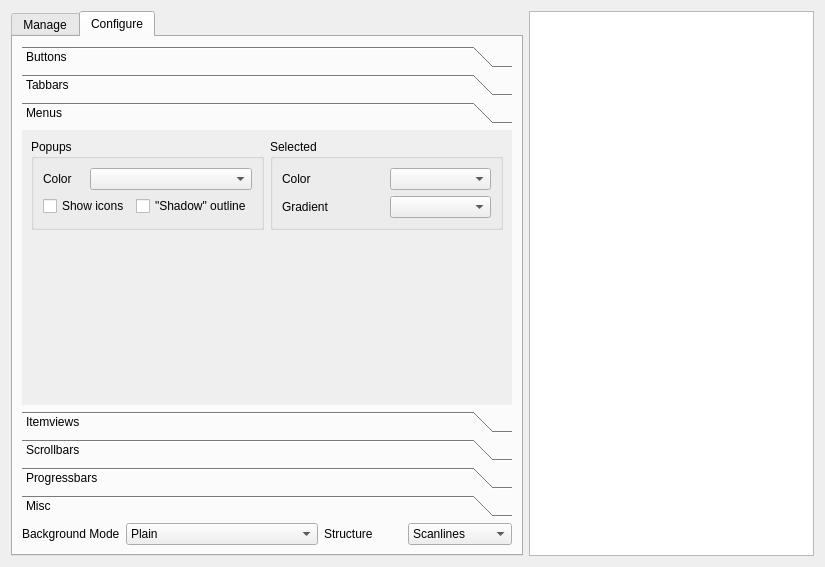
Old version of the form config/config.ui in the repository deiv/bespin-pkg.
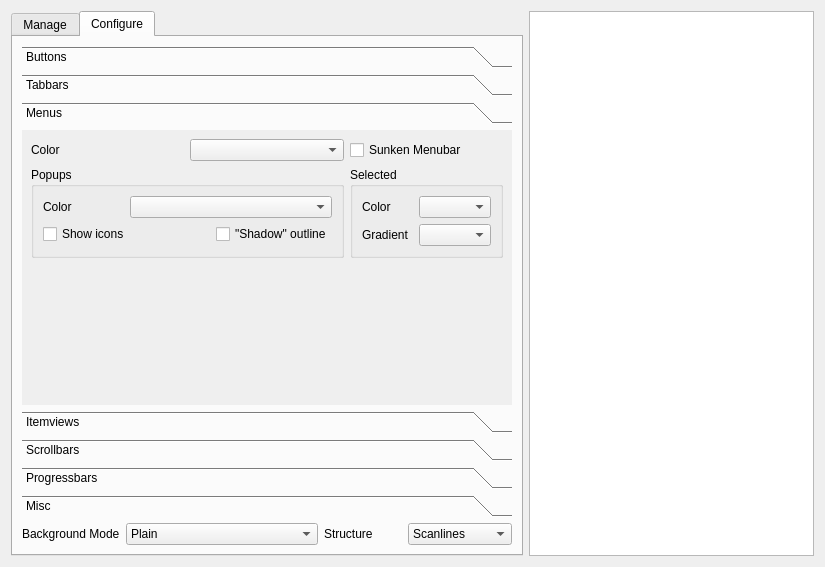
New version of the form. The open tabs and pages were chosen to show the change.

Commit message: fixed menubar geometry, support for custom mb color roles

What changed in the file:
```diff
--- a/config/config.ui
+++ b/config/config.ui
@@ -559,8 +559,8 @@
            <rect>
             <x>0</x>
             <y>0</y>
-            <width>442</width>
-            <height>147</height>
+            <width>509</width>
+            <height>285</height>
            </rect>
           </property>
           <attribute name="label" >
@@ -568,6 +568,23 @@
           </attribute>
           <layout class="QGridLayout" >
            <item row="0" column="0" >
+            <widget class="QLabel" name="label_24" >
+             <property name="text" >
+              <string>Color</string>
+             </property>
+            </widget>
+           </item>
+           <item row="0" column="1" >
+            <widget class="QComboBox" name="crMenu" />
+           </item>
+           <item row="0" column="2" >
+            <widget class="QCheckBox" name="barSunken" >
+             <property name="text" >
+              <string>Sunken Menubar</string>
+             </property>
+            </widget>
+           </item>
+           <item row="1" column="0" colspan="2" >
             <widget class="QGroupBox" name="groupBox_2" >
              <property name="title" >
               <string>Popups</string>
@@ -600,7 +617,7 @@
              </layout>
             </widget>
            </item>
-           <item row="0" column="1" >
+           <item row="1" column="2" >
             <widget class="QGroupBox" name="groupBox" >
              <property name="title" >
               <string>Selected</string>
@@ -629,15 +646,15 @@
              </layout>
             </widget>
            </item>
-           <item row="1" column="0" >
+           <item row="2" column="0" colspan="3" >
             <spacer>
              <property name="orientation" >
               <enum>Qt::Vertical</enum>
              </property>
              <property name="sizeHint" >
               <size>
-               <width>20</width>
-               <height>40</height>
+               <width>261</width>
+               <height>61</height>
               </size>
              </property>
             </spacer>
```
Left out of the diff: 24 changed lines with no effect on the pictures. The commit also changes 6 other files.
